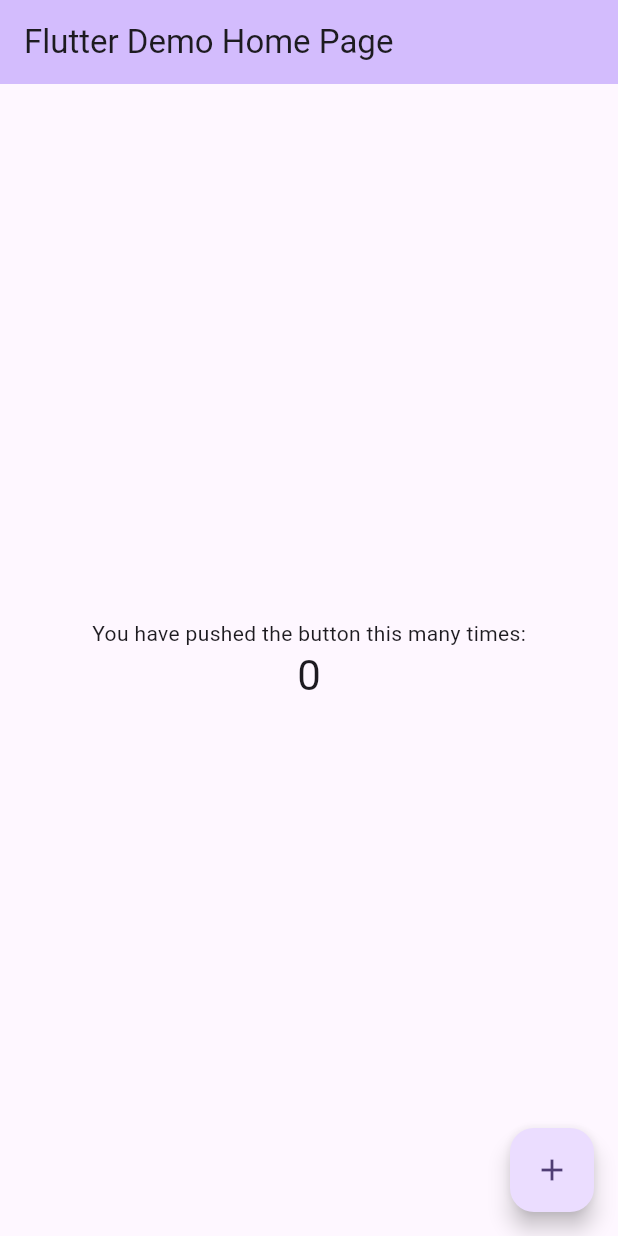
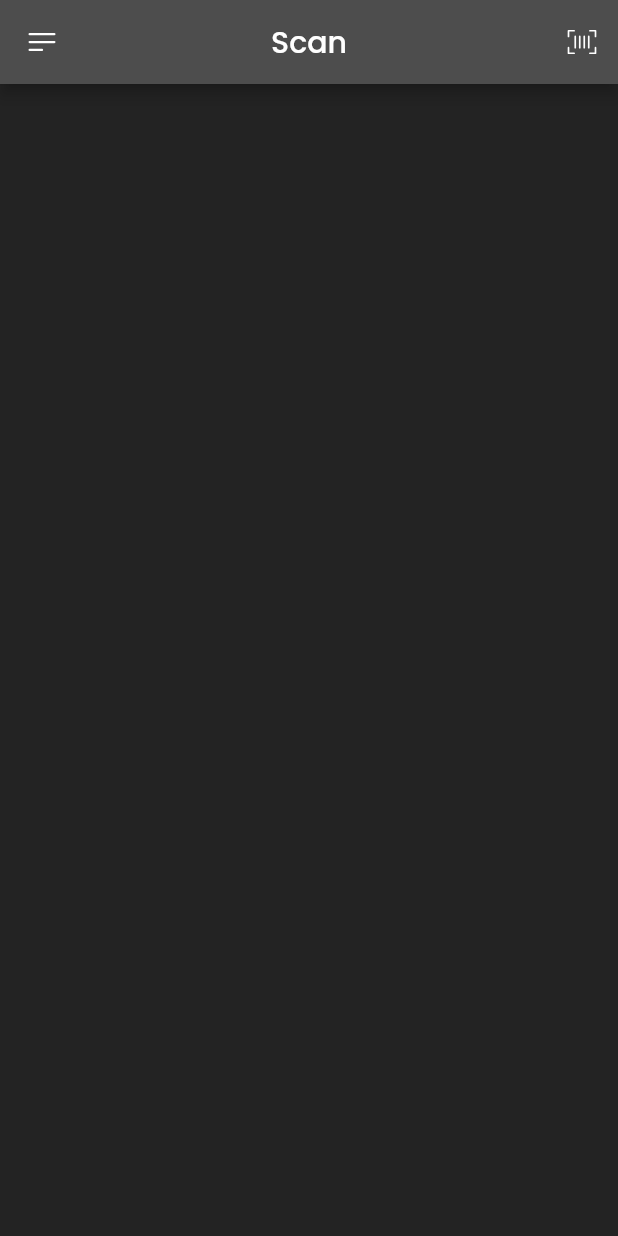
Before and after one commit to vignesh235/crackers, a Flutter app: the screen it shows after launch, on a phone screen of 412 x 824 dp. Run offline on Flutter 3.47's test engine with Material 2 defaults, Android fonts, the light colour scheme and no system bars; our stand-ins replace flutter_phosphor_icons, get, google_fonts, heroicons; missing offline and left inert: qr_code_scanner.

Commit message:
add qr,home page

```diff
--- a/lib/main.dart
+++ b/lib/main.dart
@@ -1,125 +1,47 @@
+import 'package:cracker/view/homepage.dart';
 import 'package:flutter/material.dart';
+import 'package:get/get.dart';
+import 'package:google_fonts/google_fonts.dart';
 
-void main() {
-  runApp(const MyApp());
-}
+import 'utils/routes.dart';
+
+void main() => runApp(const MyApp());
 
 class MyApp extends StatelessWidget {
-  const MyApp({super.key});
-
-  // This widget is the root of your application.
-  @override
-  Widget build(BuildContext context) {
-    return MaterialApp(
-      title: 'Flutter Demo',
-      theme: ThemeData(
-        // This is the theme of your application.
-        //
-        // TRY THIS: Try running your application with "flutter run". You'll see
-        // the application has a blue toolbar. Then, without quitting the app,
-        // try changing the seedColor in the colorScheme below to Colors.green
-        // and then invoke "hot reload" (save your changes or press the "hot
-        // reload" button in a Flutter-supported IDE, or press "r" if you used
-        // the command line to start the app).
-        //
-        // Notice that the counter didn't reset back to zero; the application
-        // state is not lost during the reload. To reset the state, use hot
-        // restart instead.
-        //
-        // This works for code too, not just values: Most code changes can be
-        // tested with just a hot reload.
-        colorScheme: ColorScheme.fromSeed(seedColor: Colors.deepPurple),
-        useMaterial3: true,
-      ),
-      home: const MyHomePage(title: 'Flutter Demo Home Page'),
-    );
-  }
-}
-
-class MyHomePage extends StatefulWidget {
-  const MyHomePage({super.key, required this.title});
-
-  // This widget is the home page of your application. It is stateful, meaning
-  // that it has a State object (defined below) that contains fields that affect
-  // how it looks.
-
-  // This class is the configuration for the state. It holds the values (in this
-  // case the title) provided by the parent (in this case the App widget) and
-  // used by the build method of the State. Fields in a Widget subclass are
-  // always marked "final".
-
-  final String title;
-
-  @override
-  State<MyHomePage> createState() => _MyHomePageState();
-}
-
-class _MyHomePageState extends State<MyHomePage> {
-  int _counter = 0;
-
-  void _incrementCounter() {
-    setState(() {
-      // This call to setState tells the Flutter framework that something has
-      // changed in this State, which causes it to rerun the build method below
-      // so that the display can reflect the updated values. If we changed
-      // _counter without calling setState(), then the build method would not be
-      // called again, and so nothing would appear to happen.
-      _counter++;
-    });
-  }
+  const MyApp({Key? key}) : super(key: key);
 
   @override
   Widget build(BuildContext context) {
-    // This method is rerun every time setState is called, for instance as done
-    // by the _incrementCounter method above.
-    //
-    // The Flutter framework has been optimized to make rerunning build methods
-    // fast, so that you can just rebuild anything that needs updating rather
-    // than having to individually change instances of widgets.
-    return Scaffold(
-      appBar: AppBar(
-        // TRY THIS: Try changing the color here to a specific color (to
-        // Colors.amber, perhaps?) and trigger a hot reload to see the AppBar
-        // change color while the other colors stay the same.
-        backgroundColor: Theme.of(context).colorScheme.inversePrimary,
-        // Here we take the value from the MyHomePage object that was created by
-        // the App.build method, and use it to set our appbar title.
-        title: Text(widget.title),
-      ),
-      body: Center(
-        // Center is a layout widget. It takes a single child and positions it
-        // in the middle of the parent.
-        child: Column(
-          // Column is also a layout widget. It takes a list of children and
-          // arranges them vertically. By default, it sizes itself to fit its
-          // children horizontally, and tries to be as tall as its parent.
-          //
-          // Column has various properties to control how it sizes itself and
-          // how it positions its children. Here we use mainAxisAlignment to
-          // center the children vertically; the main axis here is the vertical
-          // axis because Columns are vertical (the cross axis would be
-          // horizontal).
-          //
-          // TRY THIS: Invoke "debug painting" (choose the "Toggle Debug Paint"
-          // action in the IDE, or press "p" in the console), to see the
-          // wireframe for each widget.
-          mainAxisAlignment: MainAxisAlignment.center,
-          children: <Widget>[
-            const Text(
-              'You have pushed the button this many times:',
-            ),
-            Text(
-              '$_counter',
-              style: Theme.of(context).textTheme.headlineMedium,
-            ),
-          ],
-        ),
-      ),
-      floatingActionButton: FloatingActionButton(
-        onPressed: _incrementCounter,
-        tooltip: 'Increment',
-        child: const Icon(Icons.add),
-      ), // This trailing comma makes auto-formatting nicer for build methods.
+    return GetMaterialApp(
+      getPages: getpages,
+      theme: ThemeData(
+          textTheme: GoogleFonts.poppinsTextTheme(
+            Theme.of(context).textTheme,
+          ),
+          primarySwatch: createMaterialColor(const Color(0xff232323)),
+          scaffoldBackgroundColor: (const Color(0xff232323))),
+      home: const Homepage(),
+      debugShowCheckedModeBanner: false,
     );
   }
+
+  MaterialColor createMaterialColor(Color color) {
+    List strengths = <double>[.05];
+    Map<int, Color> swatch = {};
+    final int r = color.red, g = color.green, b = color.blue;
+
+    for (int i = 1; i < 10; i++) {
+      strengths.add(0.1 * i);
+    }
+    for (var strength in strengths) {
+      final double ds = 0.5 - strength;
+      swatch[(strength * 1000).round()] = Color.fromRGBO(
+        r + ((ds < 0 ? r : (255 - r)) * ds).round(),
+        g + ((ds < 0 ? g : (255 - g)) * ds).round(),
+        b + ((ds < 0 ? b : (255 - b)) * ds).round(),
+        1,
+      );
+    }
+    return MaterialColor(color.value, swatch);
+  }
 }
--- /dev/null
+++ b/lib/utils/colors.dart
@@ -0,0 +1,28 @@
+import 'package:flutter/material.dart';
+
+class AppColors {
+  static Color primaryColor = const Color(0xff232323);
+  static Color scaffoldBackgroundColor = const Color(0xFFff8000);
+}
+
+abstract class ThemeText {
+  static TextStyle progressHeader = TextStyle(
+      color: AppColors.scaffoldBackgroundColor,
+      fontSize: 40,
+      height: 0.5,
+      fontWeight: FontWeight.w600);
+
+  static const TextStyle progressBody = TextStyle(
+      fontFamily: 'Montserrat',
+      color: Colors.white,
+      fontSize: 10,
+      height: 0.5,
+      fontWeight: FontWeight.w400);
+
+  static const TextStyle progressFooter = TextStyle(
+      fontFamily: 'Montserrat',
+      color: Colors.black,
+      fontSize: 20,
+      height: 0.5,
+      fontWeight: FontWeight.w600);
+}
--- /dev/null
+++ b/lib/utils/routes.dart
@@ -0,0 +1,20 @@
+import 'package:get/get.dart';
+
+import '../view/homepage.dart';
+import '../view/qrscanner.dart';
+
+class Routes {
+  static String qr = '/qrcode';
+  static String homepage = '/Homepage';
+}
+
+final getpages = [
+  GetPage(
+    name: Routes.qr,
+    page: () => const qr(),
+  ),
+  GetPage(
+    name: Routes.homepage,
+    page: () => const Homepage(),
+  ),
+];
--- /dev/null
+++ b/lib/view/homepage.dart
@@ -0,0 +1,35 @@
+import 'package:flutter/material.dart';
+import 'package:get/get.dart';
+import 'package:heroicons/heroicons.dart';
+import 'package:flutter_phosphor_icons/flutter_phosphor_icons.dart';
+
+import '../widget/appbar.dart';
+
+class Homepage extends StatefulWidget {
+  const Homepage({super.key});
+
+  @override
+  State<Homepage> createState() => _HomepageState();
+}
+
+class _HomepageState extends State<Homepage> {
+  @override
+  Widget build(BuildContext context) {
+    return Scaffold(
+      appBar: MyAppBar(
+        tittle: 'Scan',
+        actions: [
+          IconButton(
+            icon: const Icon(
+              PhosphorIcons.barcode_light,
+            ),
+            onPressed: () {
+              Get.toNamed('/qrcode');
+            },
+          )
+        ],
+        leading: const HeroIcon(HeroIcons.bars3BottomLeft),
+      ),
+    );
+  }
+}
--- /dev/null
+++ b/lib/widget/appbar.dart
@@ -0,0 +1,31 @@
+import 'package:flutter/material.dart';
+
+class MyAppBar extends StatelessWidget implements PreferredSizeWidget {
+  final String tittle;
+  final List<Widget> actions;
+  final Widget? leading;
+
+  const MyAppBar({
+    Key? key,
+    this.actions = const [],
+    required this.tittle,
+    this.leading,
+  }) : super(key: key);
+
+  @override
+  Widget build(BuildContext context) {
+    return AppBar(
+      backgroundColor: const Color(0xff4d4d4d),
+      centerTitle: true,
+      title: Text(
+        tittle,
+        // style: ThemeText.progressHeader,
+      ),
+      actions: actions,
+      leading: leading,
+    );
+  }
+
+  @override
+  Size get preferredSize => const Size.fromHeight(kToolbarHeight);
+}
--- a/pubspec.yaml
+++ b/pubspec.yaml
@@ -35,6 +35,11 @@ dependencies:
   # The following adds the Cupertino Icons font to your application.
   # Use with the CupertinoIcons class for iOS style icons.
   cupertino_icons: ^1.0.2
+  get: ^4.6.5
+  heroicons: ^0.8.0
+  google_fonts: ^5.1.0
+  flutter_phosphor_icons: ^0.0.1+6
+  qr_code_scanner: ^1.0.1
 
 dev_dependencies:
   flutter_test:
```
Also changed, not shown: lib/controller/itemcontroller.dart (added, +41 -0 lines), lib/view/qrscanner.dart (added, +128 -0 lines), pubspec.lock, 2 other files.
